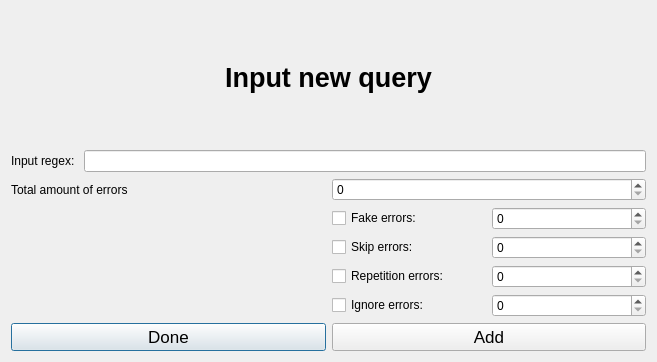
Before: the Qt Designer form Helix/GUI/secdialog.ui in evertheylen/TA_TO, drawn with Qt 5.
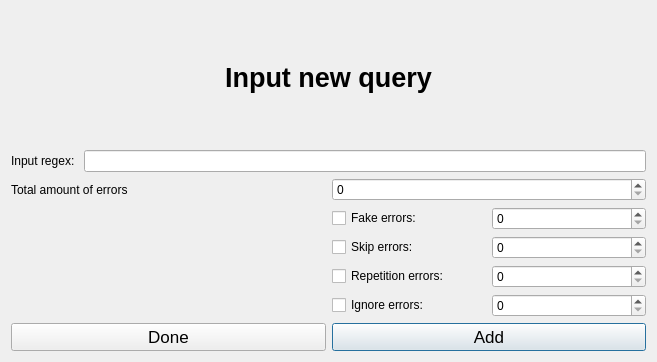
After: the same form once the commit is applied.

Diff of the .ui file:
```diff
--- a/Helix/GUI/secdialog.ui
+++ b/Helix/GUI/secdialog.ui
@@ -169,7 +169,7 @@
         <bool>true</bool>
        </property>
        <property name="default">
-        <bool>false</bool>
+        <bool>true</bool>
        </property>
        <property name="flat">
         <bool>false</bool>
```
